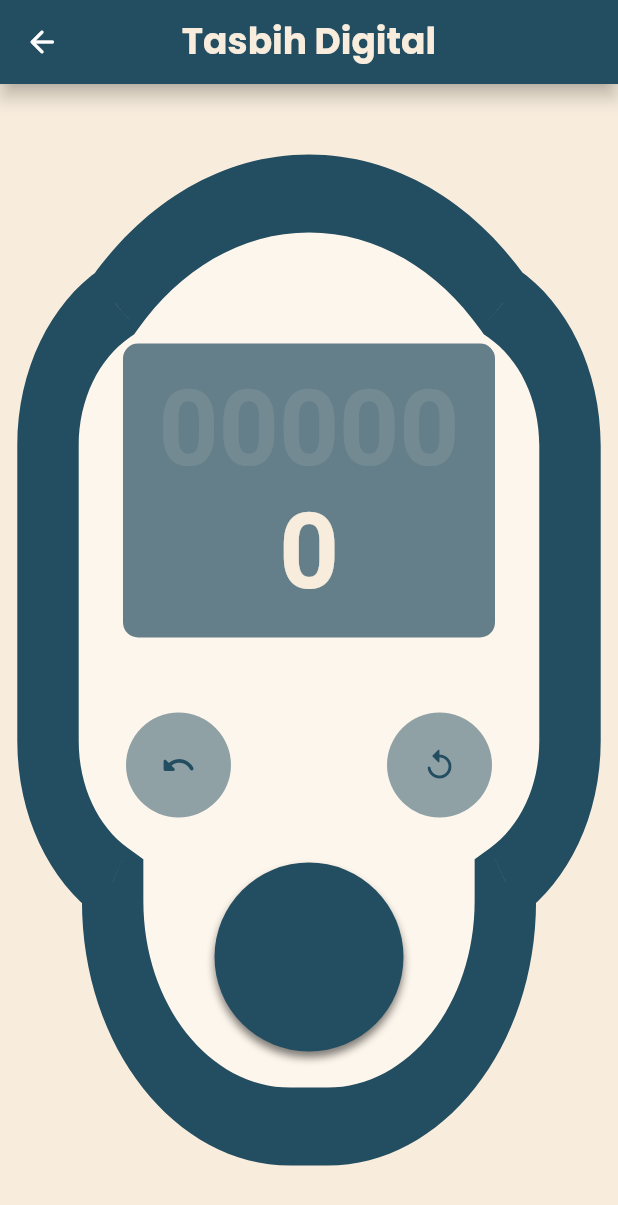
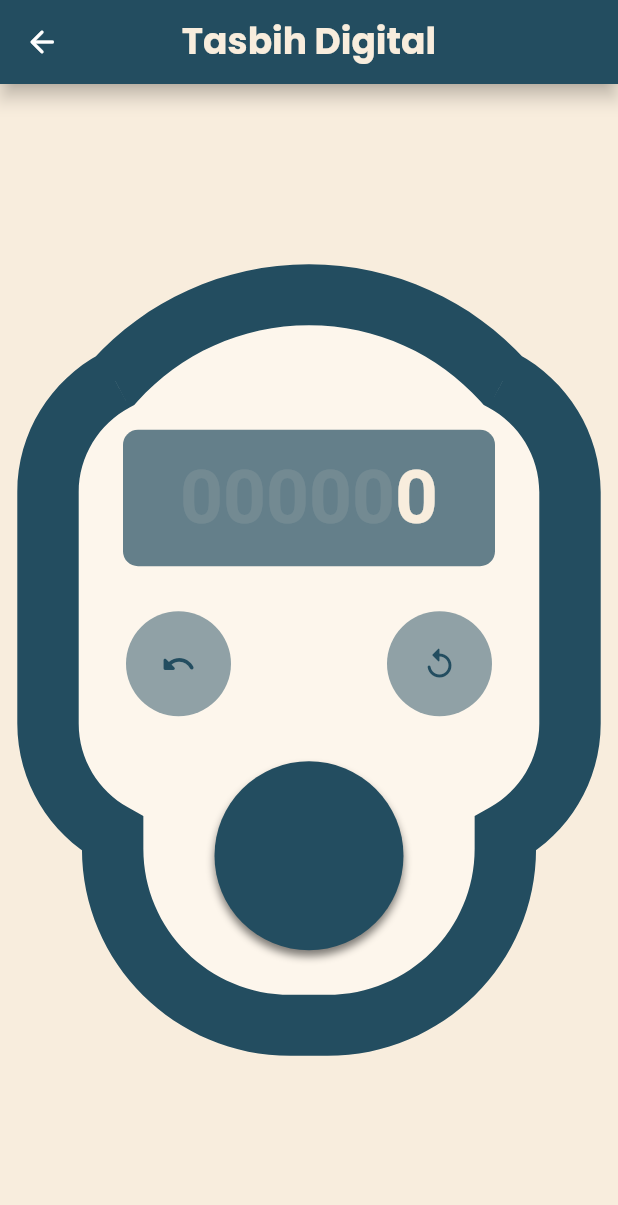
Before and after one commit to mkhoirulwafa18/eeman, a Flutter app: the TasbihPage screen opened by its route, on a phone screen of 412 x 824 dp. Shown: the top 1205 px of the screen. Run offline on Flutter 3.47's test engine with Material 2 defaults, Android fonts, the phone set to English and light mode, and no system bars; our stand-ins replace bloc, date_picker_timeline, dio, equatable, flutter_bloc, flutter_screenutil and 5 more; missing offline and left inert: dio_cache_interceptor, dio_cache_interceptor_hive_store; accounts and stored records are empty; generated files the repository leaves out were written again; Roboto replaces fonts that are missing (DsDigital); statements that could not run were skipped; project files that could hold a hidden picture were left out.

Commit message:
fixed spacing and font sizing issue on tasbih page

```diff
--- a/lib/modules/tasbih/tasbih_page.dart
+++ b/lib/modules/tasbih/tasbih_page.dart
@@ -34,7 +34,7 @@ class TasbihPage extends StatelessWidget {
                   mainAxisSize: MainAxisSize.min,
                   children: [
                     const SizedBox(
-                      height: 100,
+                      height: 90,
                     ),
                     Container(
                       width: 320,
@@ -52,7 +52,7 @@ class TasbihPage extends StatelessWidget {
                               text: '0' * (6 - state.count.toString().length),
                               style: lightBoldTitle.copyWith(
                                 fontFamily: 'DsDigital',
-                                fontSize: 70,
+                                fontSize: 50,
                                 color: backgroundColor.withOpacity(.1),
                               ),
                             ),
@@ -60,14 +60,14 @@ class TasbihPage extends StatelessWidget {
                               text: state.count.toString(),
                               style: lightBoldTitle.copyWith(
                                 fontFamily: 'DsDigital',
-                                fontSize: 70,
+                                fontSize: 50,
                               ),
                             ),
                           ],
                         ),
                       ),
                     ),
-                    const SizedBox(height: 50),
+                    const SizedBox(height: 30),
                     SizedBox(
                       width: 400,
                       child: Row(
```
